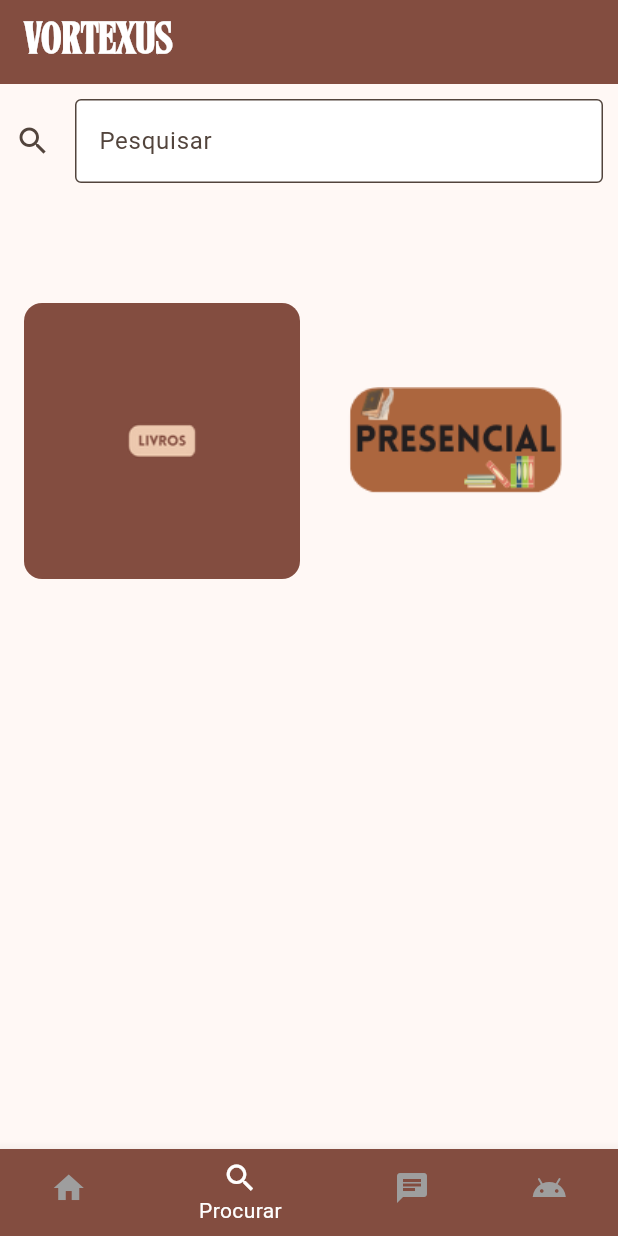
After one commit to pedrokGs/ProjetoSenai, a Flutter app: the Pesquisar screen opened by its route, on a phone screen of 412 x 824 dp. The commit adds this screen. Run offline on Flutter 3.47's test engine with Material 3 defaults, Android fonts, the phone set to English and light mode, and no system bars; our stand-ins replace cached_network_image, carousel_slider, cloud_firestore, firebase_auth, firebase_core, google_sign_in and 1 more; accounts and stored records are empty.

Commit message:
28.03.2025 "Começando detalhes"

```diff
--- /dev/null
+++ b/lib/Paginas/pesquisar.dart
@@ -0,0 +1,146 @@
+import 'package:flutter/cupertino.dart';
+import 'package:flutter/material.dart';
+
+class Pesquisar extends StatefulWidget {
+  const Pesquisar({super.key});
+
+  @override
+  State<Pesquisar> createState() => _PesquisarState();
+}
+
+class _PesquisarState extends State<Pesquisar> {
+  final TextEditingController _pesquisaController = TextEditingController();
+  int _selectedIndex = 1;
+
+  @override
+  Widget build(BuildContext context) {
+    return Scaffold(
+      appBar: AppBar(
+        automaticallyImplyLeading: false,
+        title: Text(
+          "VORTEXUS",
+          style: TextStyle(
+            fontSize: 30,
+            fontFamily: 'Harmoni',
+            color: Colors.white,
+            fontWeight: FontWeight.bold,
+          ),
+        ),
+        backgroundColor: Color(0xFF834d40),
+      ),
+
+      body: Column(
+        children: [
+          Container(
+            padding: EdgeInsets.all(10),
+            child: TextFormField(
+              controller: _pesquisaController,
+              decoration: InputDecoration(
+                icon: Icon(Icons.search),
+                hintText: "Pesquisar",
+                border: OutlineInputBorder(),
+                fillColor: Colors.white,
+                filled: true,
+              ),
+              validator: (value) {
+                if (value == null || value.isEmpty) {
+                  return 'Pesquise algo!';
+                }
+                return null;
+              },
+            ),
+          ),
+
+          SizedBox(height: 54),
+          Expanded(
+            child: GridView.count(
+              crossAxisCount: 2,
+              padding: const EdgeInsets.all(16),
+              crossAxisSpacing: 12,
+              mainAxisSpacing: 12,
+              children: [
+                InkWell(
+                  onTap: () {
+
+                  },
+                  child: Container(
+                    decoration: BoxDecoration(
+                      color: const Color(0xFF834d40),
+                      borderRadius: BorderRadius.circular(12),
+                    ),
+                    padding: const EdgeInsets.all(16),
+                    child: Image.asset('assets/img/btnPresencial.png'),
+                  ),
+                ),
+
+                InkWell(
+                  onTap: () {
+
+                  },
+                  child: Container(
+                    decoration: BoxDecoration(
+                      borderRadius: BorderRadius.circular(12),
+                    ),
+                    padding: const EdgeInsets.all(16),
+                    child: Image.asset('assets/img/btnLivros.png'),
+                  ),
+                ),
+              ],
+            ),
+          ),
+        ],
+      ),
+
+      bottomNavigationBar: BottomNavigationBar(
+        type: BottomNavigationBarType.shifting,
+        selectedItemColor: Colors.white,
+        unselectedItemColor: Colors.grey,
+        backgroundColor: Color(0xFF834d40),
+        items: const <BottomNavigationBarItem>[
+          BottomNavigationBarItem(
+            icon: Icon(Icons.home),
+            label: 'Home',
+            backgroundColor: Color(0xFF834d40),
+          ),
+          BottomNavigationBarItem(
+            icon: Icon(Icons.search),
+            label: 'Procurar',
+            backgroundColor: Color(0xFF834d40),
+          ),
+          BottomNavigationBarItem(
+            icon: Icon(Icons.chat),
+            label: 'Chats',
+            backgroundColor: Color(0xFF834d40),
+          ),
+          BottomNavigationBarItem(
+            icon: Icon(Icons.android),
+            label: 'Chats',
+            backgroundColor: Color(0xFF834d40),
+          ),
+        ],
+        currentIndex: _selectedIndex,
+        //New
+        onTap: _onItemTapped,
+      ),
+    );
+  }
+
+  void _onItemTapped(int index) {
+    setState(() {
+      _selectedIndex = index;
+
+      switch (_selectedIndex) {
+        case 0:
+          Navigator.pushNamed(context, '/home');
+          break;
+        case 1:
+          Navigator.pushNamed(context, '/pesquisar');
+          break;
+        case 2:
+          Navigator.pushNamed(context, '/chatroom');
+        case 3:
+          Navigator.pushNamed(context, '/aiChat');
+      }
+    });
+  }
+}
--- a/lib/main.dart
+++ b/lib/main.dart
@@ -1,6 +1,7 @@
 import 'package:biblioteca/Paginas/detalhesAudiobook.dart';
 import 'package:biblioteca/Paginas/homePage.dart';
 import 'package:biblioteca/Paginas/detalhesLivro.dart';
+import 'package:biblioteca/Paginas/pesquisar.dart';
 import 'package:biblioteca/Usuario/loginCadastro.dart';
 import 'package:biblioteca/Paginas/telainicio.dart';
 import 'package:flutter/material.dart';
@@ -35,6 +36,7 @@ class MyApp extends StatelessWidget {
         '/home': (BuildContext context) => HomePage(),
         '/detalhesLivro': (BuildContext context) => DetalhesLivro(),
         '/detalhesAudiobook': (BuildContext context) => DetalhesAudiobook(),
+        '/pesquisar' : (BuildContext context) => Pesquisar(),
       },
     );
   }
```
Also changed, not shown: lib/Paginas/homePage.dart (+22 -0 lines), assets/img/btnLivros.png (added), assets/img/btnPresencial.png (added).
